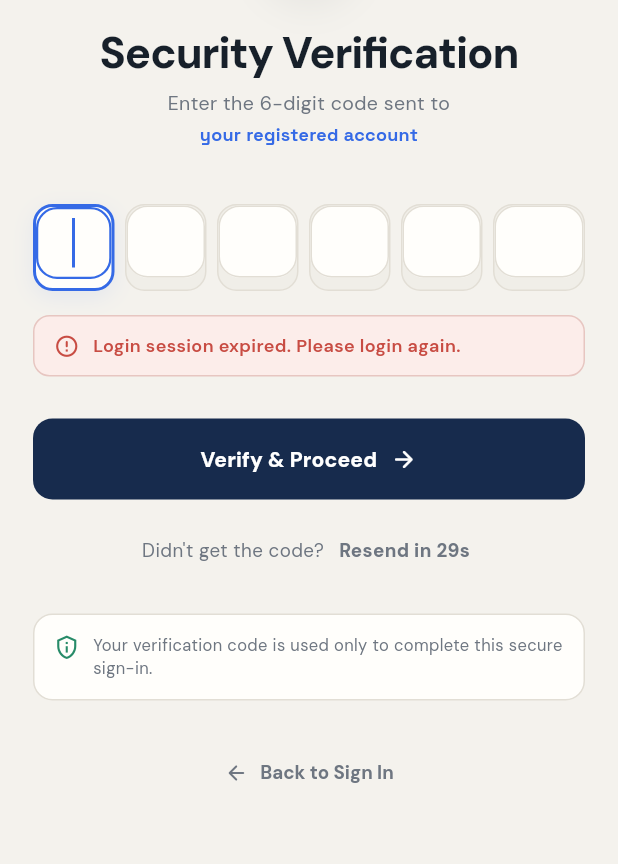
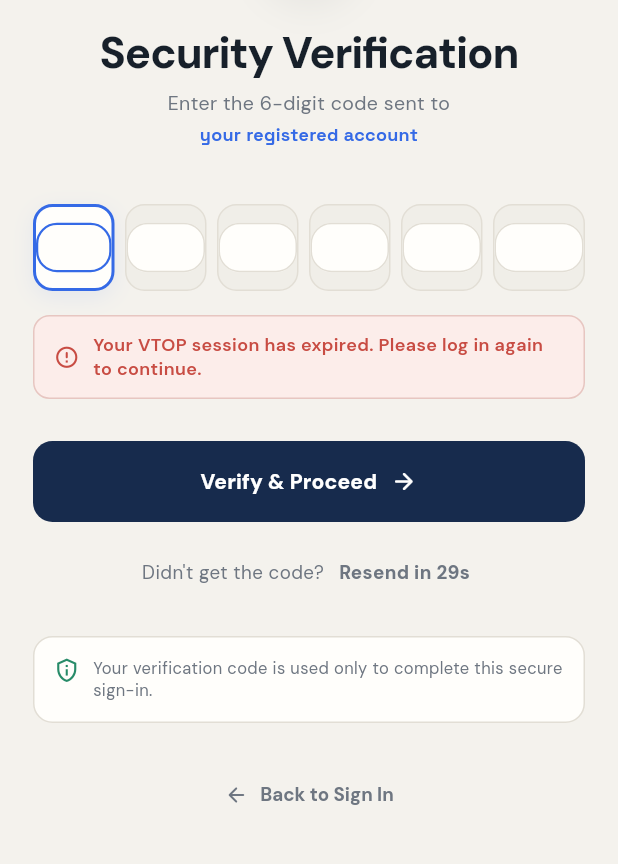
Before and after one commit to Gnanesh-2007/Vitap_nexus, a Flutter app: the OtpScreen screen opened directly, after a tap on "Resend OTP", on a phone screen of 412 x 824 dp, the part 282-1146 px from its top. Run offline on Flutter 3.47's test engine with Material 3 defaults, Android fonts, the phone set to English and light mode, and no system bars; our stand-ins replace dio, flutter_animate, flutter_riverpod, flutter_secure_storage, google_fonts, open_filex and 5 more; missing offline and left inert: dart:ui_web, file_saver, vit_vtop; accounts and stored records are empty; network calls fail.

Commit message:
fix: sanitize all user-facing error messages to natural English, resolve Android download permission exception, fix OTP popup overflow and box styling

```diff
--- a/app/lib/screens/assignments_screen.dart
+++ b/app/lib/screens/assignments_screen.dart
@@ -6,6 +6,7 @@ import '../services/api_client.dart';
 import '../services/storage_service.dart';
 import '../theme/app_theme.dart';
 import '../utils/download_helper.dart';
+import '../utils/error_formatter.dart';
 
 class AssignmentsScreen extends ConsumerStatefulWidget {
   const AssignmentsScreen({super.key});
@@ -144,7 +145,10 @@ class _AssignmentsScreenState extends ConsumerState<AssignmentsScreen> {
           backgroundColor: AppTheme.error,
           behavior: SnackBarBehavior.floating,
           shape: RoundedRectangleBorder(borderRadius: BorderRadius.circular(14)),
-          content: Text('Download failed: $e', style: GoogleFonts.dmSans(fontSize: 13, color: Colors.white)),
+          content: Text(
+            ErrorFormatter.format(e, fallback: 'Failed to download assignment file. Please try again.'),
+            style: GoogleFonts.dmSans(fontSize: 13, color: Colors.white),
+          ),
         ),
       );
     }
--- a/app/lib/screens/exam_schedule.dart
+++ b/app/lib/screens/exam_schedule.dart
@@ -6,6 +6,7 @@ import 'package:intl/intl.dart';
 
 import '../providers/vtop_providers.dart';
 import '../services/storage_service.dart';
+import '../utils/error_formatter.dart';
 
 class ExamScheduleScreen extends ConsumerStatefulWidget {
   const ExamScheduleScreen({super.key});
@@ -18,7 +19,7 @@ class ExamScheduleScreen extends ConsumerStatefulWidget {
 class _ExamScheduleScreenState extends ConsumerState<ExamScheduleScreen> {
   int _selectedCategoryIndex = 0;
 
-  // Editorial campus theme palette
+  // Campus Editorial Palette
   static const _paper = Color(0xFFF4F2ED);
   static const _surface = Color(0xFFFFFEFB);
   static const _ink = Color(0xFF17202A);
@@ -42,7 +43,7 @@ class _ExamScheduleScreenState extends ConsumerState<ExamScheduleScreen> {
           SnackBar(
             backgroundColor: const Color(0xFF2A1C1C),
             content: Text(
-              'Could not update exam schedule: $e',
+              ErrorFormatter.format(e, fallback: 'Unable to update exam schedule. Please try again.'),
               style: GoogleFonts.dmSans(color: Colors.white, fontSize: 12),
             ),
           ),
--- a/app/lib/screens/login_screen.dart
+++ b/app/lib/screens/login_screen.dart
@@ -6,6 +6,7 @@ import 'package:google_fonts/google_fonts.dart';
 
 import '../providers/auth_provider.dart';
 import '../theme/app_theme.dart';
+import '../utils/error_formatter.dart';
 import 'main_nav_screen.dart';
 import 'otp_screen.dart';
 
@@ -82,8 +83,11 @@ class _LoginScreenState extends ConsumerState<LoginScreen> {
         ),
       );
     } else {
-      final error = authState.errorMessage ??
-          'Login failed. Please check your credentials and try again.';
+      final rawError = authState.errorMessage;
+      final error = ErrorFormatter.cleanRawMessage(
+        rawError ?? '',
+        fallback: 'Login failed. Please check your credentials and try again.',
+      );
 
       ScaffoldMessenger.of(context).showSnackBar(
         SnackBar(
--- a/app/lib/screens/otp_screen.dart
+++ b/app/lib/screens/otp_screen.dart
@@ -6,6 +6,7 @@ import 'package:flutter_riverpod/flutter_riverpod.dart';
 import 'package:google_fonts/google_fonts.dart';
 
 import '../providers/auth_provider.dart';
+import '../utils/error_formatter.dart';
 import 'main_nav_screen.dart';
 
 class OtpScreen extends ConsumerStatefulWidget {
@@ -430,24 +431,29 @@ class _OtpScreenState extends ConsumerState<OtpScreen>
                   ]
                 : const [],
           ),
+          alignment: Alignment.center,
           child: TextField(
             controller: _controllers[index],
             focusNode: _focusNodes[index],
             keyboardType: TextInputType.number,
             textAlign: TextAlign.center,
+            textAlignVertical: TextAlignVertical.center,
+            showCursor: false,
+            enableInteractiveSelection: false,
             textInputAction: TextInputAction.next,
             inputFormatters: [
               LengthLimitingTextInputFormatter(1),
               FilteringTextInputFormatter.digitsOnly,
             ],
-            style: GoogleFonts.dmSans(
+            style: GoogleFonts.spaceGrotesk(
               color: _ink,
               fontSize: 22,
-              fontWeight: FontWeight.w800,
+              fontWeight: FontWeight.w700,
             ),
             decoration: const InputDecoration(
               counterText: '',
               border: InputBorder.none,
+              isDense: true,
               contentPadding: EdgeInsets.zero,
             ),
             onChanged: (value) => _onDigitEntered(index, value),
@@ -461,6 +467,11 @@ class _OtpScreenState extends ConsumerState<OtpScreen>
     if (authState.errorMessage == null || authState.isLoading) {
       return const SizedBox.shrink();
     }
+
+    final friendlyError = ErrorFormatter.cleanRawMessage(
+      authState.errorMessage!,
+      fallback: 'The OTP entered is incorrect. Please check and try again.',
+    );
 
     return Container(
       width: double.infinity,
@@ -483,7 +494,7 @@ class _OtpScreenState extends ConsumerState<OtpScreen>
           const SizedBox(width: 9),
           Expanded(
             child: Text(
-              authState.errorMessage!,
+              friendlyError,
               style: GoogleFonts.dmSans(
                 color: _red,
                 fontSize: 12,
--- a/app/lib/screens/payments_screen.dart
+++ b/app/lib/screens/payments_screen.dart
@@ -6,6 +6,7 @@ import '../providers/auth_provider.dart';
 import '../services/api_client.dart';
 import '../services/storage_service.dart';
 import '../utils/download_helper.dart';
+import '../utils/error_formatter.dart';
 
 class PaymentsScreen extends ConsumerStatefulWidget {
   const PaymentsScreen({super.key});
@@ -712,7 +713,7 @@ class _PaymentsScreenState extends ConsumerState<PaymentsScreen>
             borderRadius: BorderRadius.circular(10),
           ),
           content: Text(
-            'Download failed: $e',
+            ErrorFormatter.format(e, fallback: 'Failed to download payment receipt. Please try again.'),
             style: GoogleFonts.dmSans(
               color: Colors.white,
               fontSize: 12,
--- a/app/lib/screens/profile_screen.dart
+++ b/app/lib/screens/profile_screen.dart
@@ -8,6 +8,7 @@ import 'package:google_fonts/google_fonts.dart';
 import '../providers/auth_provider.dart';
 import '../providers/vtop_providers.dart';
 import '../services/storage_service.dart';
+import '../utils/error_formatter.dart';
 import 'grades_screen.dart';
 import 'login_screen.dart';
 
@@ -787,7 +788,7 @@ class _ProfileScreenState extends ConsumerState<ProfileScreen> {
     } catch (e) {
       if (!mounted) return;
       _showSnack(
-        'Sync failed: ${e.toString()}',
+        ErrorFormatter.format(e, fallback: 'Data sync failed. Please try again.'),
         _red,
         seconds: 3,
       );
--- /dev/null
+++ b/app/lib/utils/error_formatter.dart
@@ -0,0 +1,175 @@
+import 'dart:async';
+import 'dart:io';
+import 'package:dio/dio.dart';
+
+/// Centralized utility to convert any raw error, exception, network failure,
+/// or backend detail into a clean, human-friendly English sentence.
+class ErrorFormatter {
+  /// Converts any exception or error object into a user-facing plain English sentence.
+  static String format(dynamic error, {String fallback = 'An unexpected error occurred. Please try again.'}) {
+    if (error == null) return fallback;
+
+    if (error is DioException) {
+      return _formatDioException(error, fallback);
+    }
+
+    if (error is SocketException) {
+      return 'Unable to reach the server. Please check your internet connection and try again.';
+    }
+
+    if (error is TimeoutException) {
+      return 'The request timed out. Please check your connection and try again.';
+    }
+
+    if (error is FileSystemException) {
+      return 'Unable to save the file. Please check storage permissions or try sharing it instead.';
+    }
+
+    if (error is FormatException) {
+      return 'Received an unexpected response format. Please refresh and try again.';
+    }
+
+    final raw = error.toString().trim();
+    return cleanRawMessage(raw, fallback: fallback);
+  }
+
+  /// Formats Dio-specific errors
+  static String _formatDioException(DioException dioErr, String fallback) {
+    switch (dioErr.type) {
+      case DioExceptionType.connectionTimeout:
+      case DioExceptionType.sendTimeout:
+      case DioExceptionType.receiveTimeout:
+        return 'Connection timed out. VTOP servers may be slow or busy. Please try again.';
+
+      case DioExceptionType.connectionError:
+        return 'Could not connect to VTOP server. Please ensure you are connected to the internet.';
+
+      case DioExceptionType.badResponse:
+        final statusCode = dioErr.response?.statusCode;
+        final responseData = dioErr.response?.data;
+
+        // Try extracting detail from response JSON
+        if (responseData is Map) {
+          final detail = responseData['detail'] ?? responseData['message'] ?? responseData['error'];
+          if (detail != null && detail.toString().isNotEmpty) {
+            return cleanRawMessage(detail.toString(), fallback: fallback);
+          }
+        } else if (responseData is String && responseData.isNotEmpty && !responseData.contains('<html')) {
+          return cleanRawMessage(responseData, fallback: fallback);
+        }
+
+        if (statusCode == 401 || statusCode == 403) {
+          return 'Session expired or invalid credentials. Please log in again.';
+        } else if (statusCode == 404) {
+          return 'The requested resource was not found on VTOP.';
+        } else if (statusCode != null && statusCode >= 500) {
+          return 'VTOP server encountered an internal error. Please try again later.';
+        }
+        return 'Unable to complete the request (Server error ${statusCode ?? ""}).';
+
+      case DioExceptionType.cancel:
+        return 'The operation was cancelled.';
+
+      case DioExceptionType.unknown:
+      default:
+        if (dioErr.error != null) {
+          return format(dioErr.error, fallback: fallback);
+        }
+        return cleanRawMessage(dioErr.message ?? fallback, fallback: fallback);
+    }
+  }
+
+  /// Converts technical / raw strings into friendly English phrases
+  static String cleanRawMessage(String msg, {String fallback = 'An unexpected error occurred. Please try again.'}) {
+    var s = msg.trim();
+
+    // Strip "Exception: ", "Error: ", "PathAccessException: ", etc.
+    s = s.replaceFirst(RegExp(r'^(Exception|Error|PathAccessException|FileSystemException|HttpException|DioException):\s*', caseSensitive: false), '');
+
+    final lower = s.toLowerCase();
+
+    // Storage / File Permissions
+    if (lower.contains('permission denied') ||
+        lower.contains('errno = 13') ||
+        lower.contains('pathaccess') ||
+        lower.contains('cannot open file')) {
+      return 'Unable to save to device storage. Please check your storage permissions or share the file.';
+    }
+
+    // Network & Connection
+    if (lower.contains('failed host lookup') ||
+        lower.contains('socketexception') ||
+        lower.contains('connection refused') ||
+        lower.contains('network is unreachable') ||
+        lower.contains('handshakeexception') ||
+        lower.contains('connection reset') ||
+        lower.contains('connection closed')) {
+      return 'No internet connection or server is unreachable. Please check your network.';
+    }
+
+    // Timeout
+    if (lower.contains('timed out') || lower.contains('timeoutexception') || lower.contains('timeout')) {
+      return 'Server took too long to respond. Please try again in a few moments.';
+    }
+
+    // Login & Credentials
+    if (lower.contains('invalid user id') ||
+        lower.contains('invalid password') ||
+        lower.contains('invalid credentials') ||
+        lower.contains('wrong credentials') ||
+        lower.contains('user id or password wrong') ||
+        lower.contains('authentication failed')) {
+      return 'Incorrect username or password. Please verify your credentials and try again.';
+    }
+
+    // OTP verification
+    if (lower.contains('invalid otp') || lower.contains('wrong otp') || lower.contains('incorrect otp')) {
+      return 'The OTP entered is incorrect. Please check and re-enter the code.';
+    }
+    if (lower.contains('otp expired') || lower.contains('expired otp')) {
+      return 'The OTP has expired. Please request a new code.';
+    }
+    if (lower.contains('otp resend') && lower.contains('fail')) {
+      return 'Could not resend OTP. Please wait a moment before trying again.';
+    }
+
+    // Session
+    if (lower.contains('session timed out') ||
+        lower.contains('session expired') ||
+        lower.contains('session is invalid') ||
+        lower.contains('re-login') ||
+        lower.contains('login again') ||
+        lower.contains('please login')) {
+      return 'Your VTOP session has expired. Please log in again to continue.';
+    }
+
+    // Captcha
+    if (lower.contains('captcha') || lower.contains('invalid security code')) {
+      return 'Security verification failed. Please try again.';
+    }
+
+    // Outing
+    if (lower.contains('outing') && (lower.contains('already applied') || lower.contains('exists'))) {
+      return 'An outing request for this date already exists.';
+    }
+    if (lower.contains('parent phone') || lower.contains('parent contact')) {
+      return 'Please provide a valid 10-digit parent contact number.';
+    }
+
+    // If string is raw HTML or too long/technical stack trace
+    if (s.contains('<html') || s.contains('<!DOCTYPE') || s.contains('Traceback') || s.contains('at Object.') || s.length > 200) {
+      return fallback;
+    }
+
+    // Ensure it starts capitalized and ends with period
+    if (s.isNotEmpty) {
+      s = s[0].toUpperCase() + s.substring(1);
+      if (!s.endsWith('.') && !s.endsWith('!') && !s.endsWith('?')) {
+        s += '.';
+      }
+      return s;
+    }
+
+    return fallback;
+  }
+}
```
Also changed, not shown: app/lib/providers/auth_provider.dart (+2 -7 lines), app/lib/screens/attendance_screen.dart (+5 -4 lines), app/lib/screens/courses_screen.dart (+4 -3 lines), app/lib/screens/marks_screen.dart (+5 -4 lines), app/lib/screens/outings_screen.dart (+4 -3 lines), app/lib/utils/download_helper.dart (+11 -11 lines), app/lib/widgets/otp_listener.dart (+30 -17 lines).
